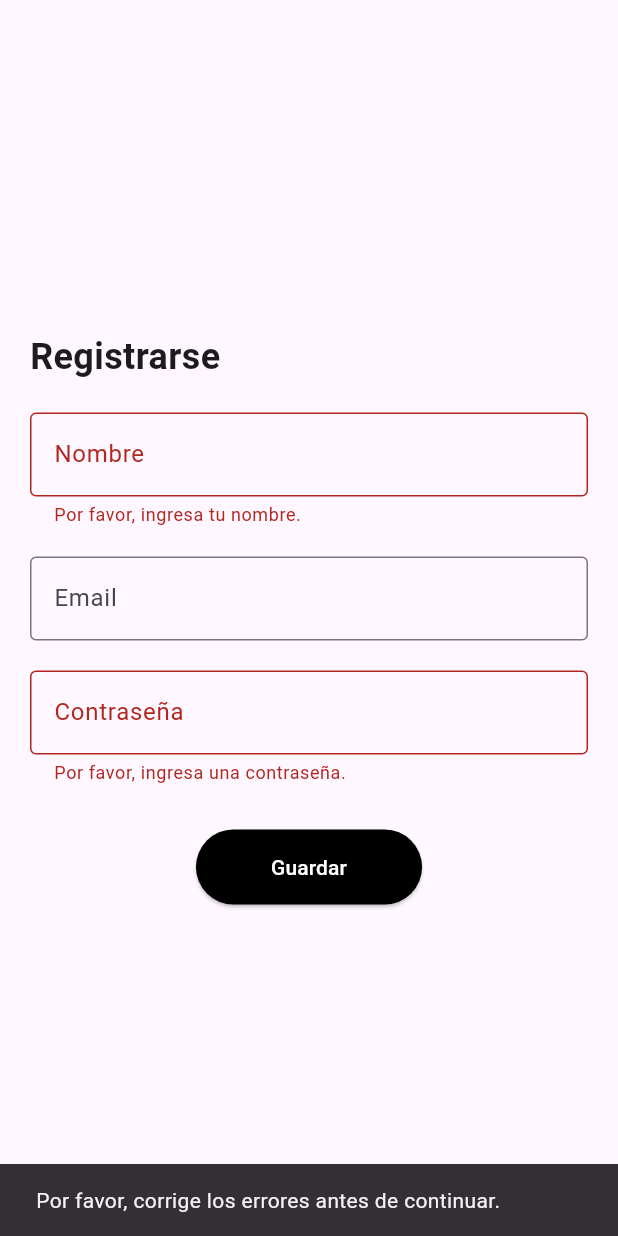
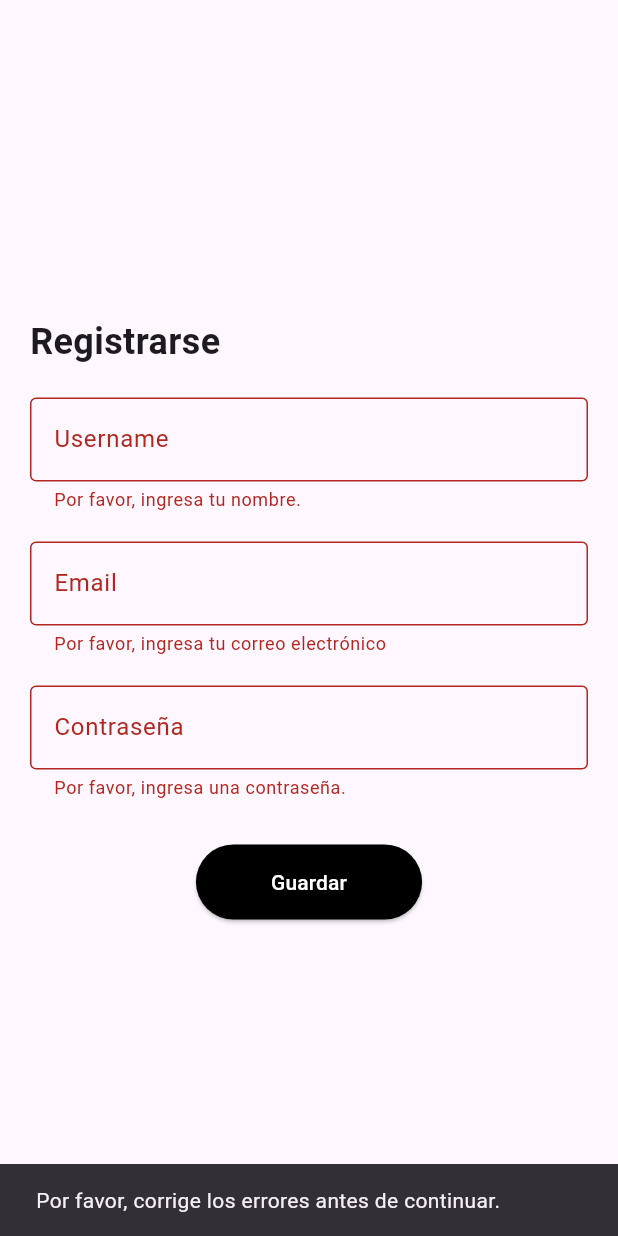
Before and after one commit to martinaamonerris/APP-NUTRI, a Flutter app: the RegisterView screen opened directly with empty values, after a tap on "Guardar", on a phone screen of 412 x 824 dp. Run offline on Flutter 3.47's test engine with Material 3 defaults, Android fonts, the phone set to English and light mode, and no system bars.

Commit message:
Update Registro.dart

```diff
--- a/lib/view/Registro.dart
+++ b/lib/view/Registro.dart
@@ -1,5 +1,5 @@
 import 'package:flutter/material.dart';
-import 'Formulario.dart';
+import '/view/formulario.dart';
 
 class RegisterView extends StatelessWidget {
   final String email;
@@ -45,7 +45,7 @@ class RegisterView extends StatelessWidget {
                 TextFormField(
                   controller: nameController,
                   decoration: const InputDecoration(
-                    labelText: 'Nombre',
+                    labelText: 'Username',
                     hintText: 'Ingresa tu nombre',
                     border: OutlineInputBorder(),
                   ),
@@ -57,6 +57,7 @@ class RegisterView extends StatelessWidget {
                   },
                 ),
                 const SizedBox(height: 20),
+                // Campo de Email (ahora editable)
                 TextFormField(
                   controller: emailController,
                   decoration: const InputDecoration(
@@ -64,9 +65,19 @@ class RegisterView extends StatelessWidget {
                     hintText: 'Ingresa tu email',
                     border: OutlineInputBorder(),
                   ),
-                  readOnly: true, // Email es solo lectura
+                  validator: (value) {
+                    if (value == null || value.isEmpty) {
+                      return 'Por favor, ingresa tu correo electrónico';
+                    } else if (!RegExp(
+                            r'^[a-zA-Z0-9._%-]+@[a-zA-Z0-9.-]+\.[a-zA-Z]{2,4}$')
+                        .hasMatch(value)) {
+                      return 'Por favor, ingresa un correo electrónico válido';
+                    }
+                    return null;
+                  },
                 ),
                 const SizedBox(height: 20),
+                // Campo de Contraseña
                 TextFormField(
                   controller: passwordController,
                   obscureText: true, // Para ocultar la contraseña
@@ -80,6 +91,7 @@ class RegisterView extends StatelessWidget {
                   validator: validatePassword, // Valida la contraseña
                 ),
                 const SizedBox(height: 30),
+                // Botón para guardar los datos
                 Center(
                   child: ElevatedButton(
                     style: ElevatedButton.styleFrom(
```
